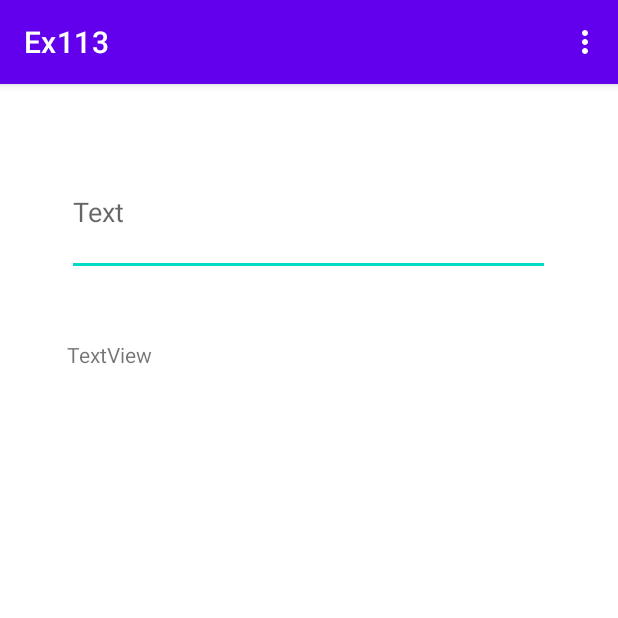
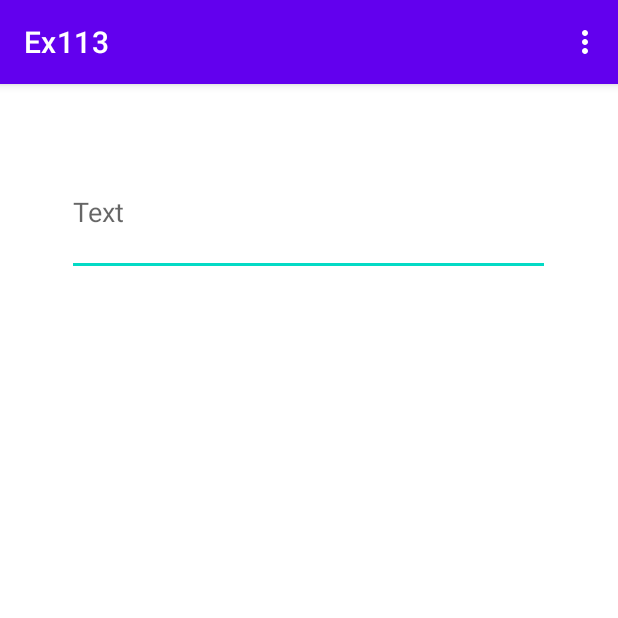
Before and after one commit to av5350/Ex113, an Android app: the screen it shows after launch (MainActivity), on a phone screen of 412 x 824 dp, the top half of it. Run offline under Robolectric (Android 15) with nearby library versions, the phone set to English and light mode, and no system bars.

Commit message:
End Project

```diff
--- a/app/src/main/java/com/example/ex113/MainActivity.java
+++ b/app/src/main/java/com/example/ex113/MainActivity.java
@@ -51,7 +51,7 @@ public class MainActivity extends AppCompatActivity {
     public void readText()
     {
         try {
-            FileInputStream fis = openFileInput("data.txt");
+            FileInputStream fis = openFileInput("data1.txt");
             InputStreamReader isr = new InputStreamReader(fis);
             BufferedReader br = new BufferedReader(isr);
             StringBuffer sb = new StringBuffer();
@@ -77,7 +77,7 @@ public class MainActivity extends AppCompatActivity {
         stringText += inputView.getText().toString() + " ";
 
         try {
-            FileOutputStream fos = openFileOutput("data.txt",MODE_PRIVATE);
+            FileOutputStream fos = openFileOutput("data1.txt",MODE_PRIVATE);
             OutputStreamWriter osw = new OutputStreamWriter(fos);
             BufferedWriter bw = new BufferedWriter(osw);
             bw.write(stringText);
--- a/app/src/main/res/layout/activity_main.xml
+++ b/app/src/main/res/layout/activity_main.xml
@@ -40,8 +40,7 @@
             android:id="@+id/showView"
             android:layout_width="match_parent"
             android:layout_height="0dp"
-            android:layout_weight="20"
-            android:text="TextView" />
+            android:layout_weight="20" />
 
         <Space
             android:layout_width="match_parent"
```
